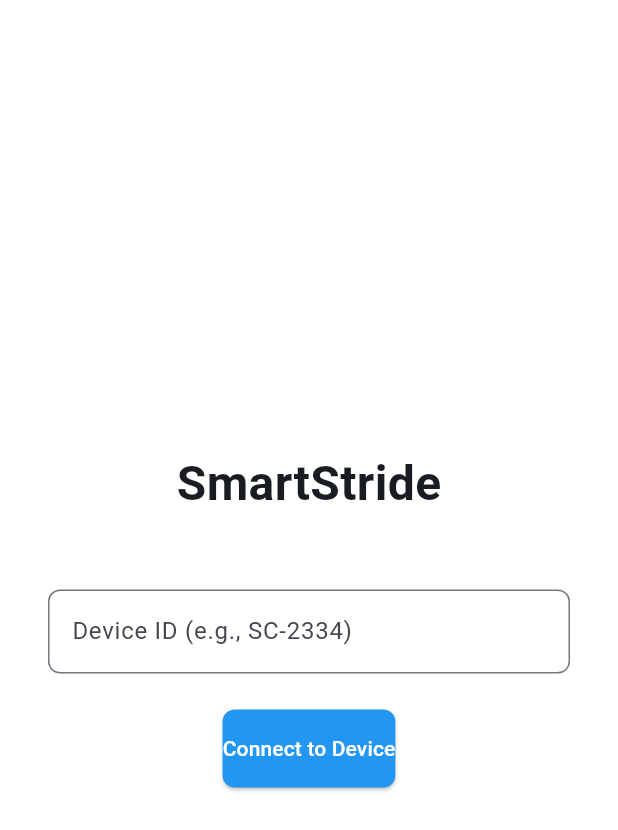
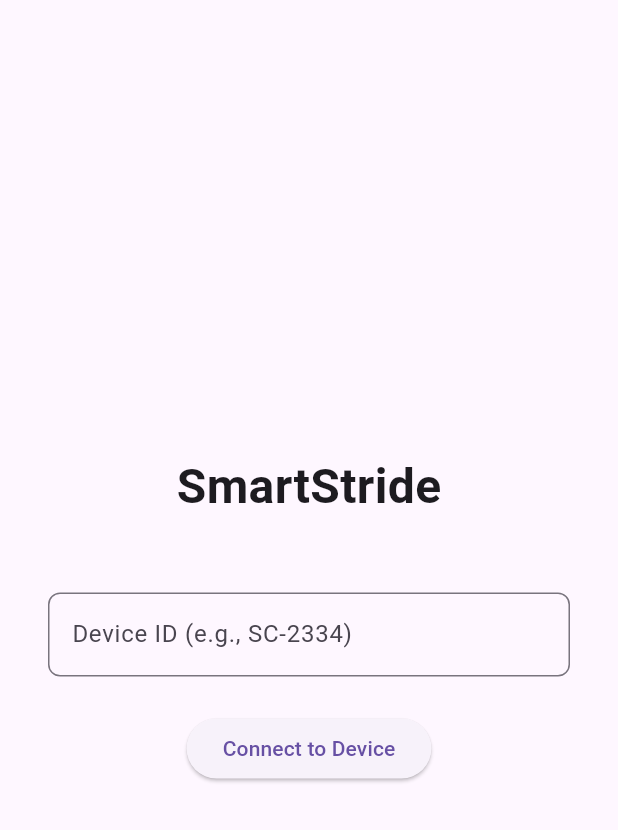
Before and after one commit to SathsaraniBS/WalkMate, a Flutter app: the screen it shows after launch, on a phone screen of 412 x 824 dp. Shown: the top 830 px of the screen. Run offline on Flutter 3.47's test engine with Material 3 defaults, Android fonts, the phone set to English and light mode, and no system bars; our stand-ins replace go_router.

Commit message:
Refactor main.dart to implement WalkMate app with GoRouter for navigation and update app title

```diff
--- a/lib/main.dart
+++ b/lib/main.dart
@@ -1,32 +1,79 @@
+// import 'package:flutter/material.dart';
+// import 'package:go_router/go_router.dart';
+// import 'screens/login_screen.dart';
+// import 'screens/home_screen.dart';
+// import 'screens/track_screen.dart';
+// import 'screens/settings_screen.dart';
+// import 'screens/notifications_screen.dart';
+
+
+// import 'core/theme.dart';
+// import 'navigation/app_router.dart';
+
+// void main() {
+//   WidgetsFlutterBinding.ensureInitialized();
+//   runApp(const SmartStrideApp());
+// }
+
+// class SmartStrideApp extends StatelessWidget {
+//   const SmartStrideApp({super.key});
+
+//   @override
+//   Widget build(BuildContext context) {
+//     return MaterialApp.router(
+//       title: 'SmartStride',
+//       debugShowCheckedModeBanner: false,
+//       theme: smartStrideTheme,
+//       darkTheme: smartStrideTheme,
+//       themeMode: ThemeMode.light,
+//       routerConfig: appRouter,
+//       builder: (context, child) {
+//         return MediaQuery(
+//           data: MediaQuery.of(context).copyWith(textScaler: TextScaler.linear(1.0)),
+//           child: SafeArea(child: child!),
+//         );
+//       },
+//     );
+//   }
+// }
+
+// lib/main.dart
 import 'package:flutter/material.dart';
 import 'package:go_router/go_router.dart';
 
-import 'core/theme.dart';
-import 'navigation/app_router.dart';
+import 'screens/login_screen.dart';
+import 'screens/home_screen.dart';        // Create these placeholder screens
+
 
 void main() {
   WidgetsFlutterBinding.ensureInitialized();
-  runApp(const SmartStrideApp());
+  runApp(const WalkMateApp());
 }
 
-class SmartStrideApp extends StatelessWidget {
-  const SmartStrideApp({super.key});
+final GoRouter _router = GoRouter(
+  initialLocation: '/login',
+  routes: [
+    GoRoute(
+      path: '/login',
+      builder: (context, state) => const LoginScreen(),
+    ),
+    GoRoute(
+      path: '/home',
+      builder: (context, state) => const HomeScreen(), // Placeholder
+    ),
+    // Add other routes as needed
+  ],
+);
+
+class WalkMateApp extends StatelessWidget {
+  const WalkMateApp({super.key});
 
   @override
   Widget build(BuildContext context) {
     return MaterialApp.router(
-      title: 'SmartStride',
+      title: 'WalkMate',
       debugShowCheckedModeBanner: false,
-      theme: smartStrideTheme,
-      darkTheme: smartStrideTheme,
-      themeMode: ThemeMode.light,
-      routerConfig: appRouter,
-      builder: (context, child) {
-        return MediaQuery(
-          data: MediaQuery.of(context).copyWith(textScaler: TextScaler.linear(1.0)),
-          child: SafeArea(child: child!),
-        );
-      },
+      routerConfig: _router,
     );
   }
 }
```
